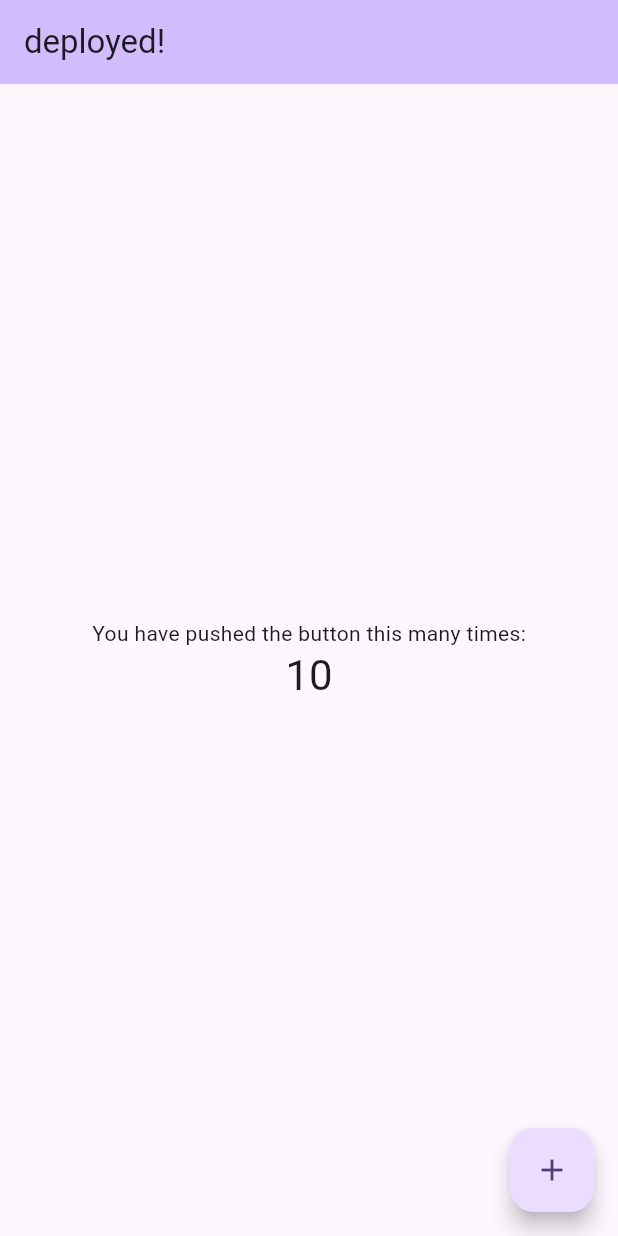
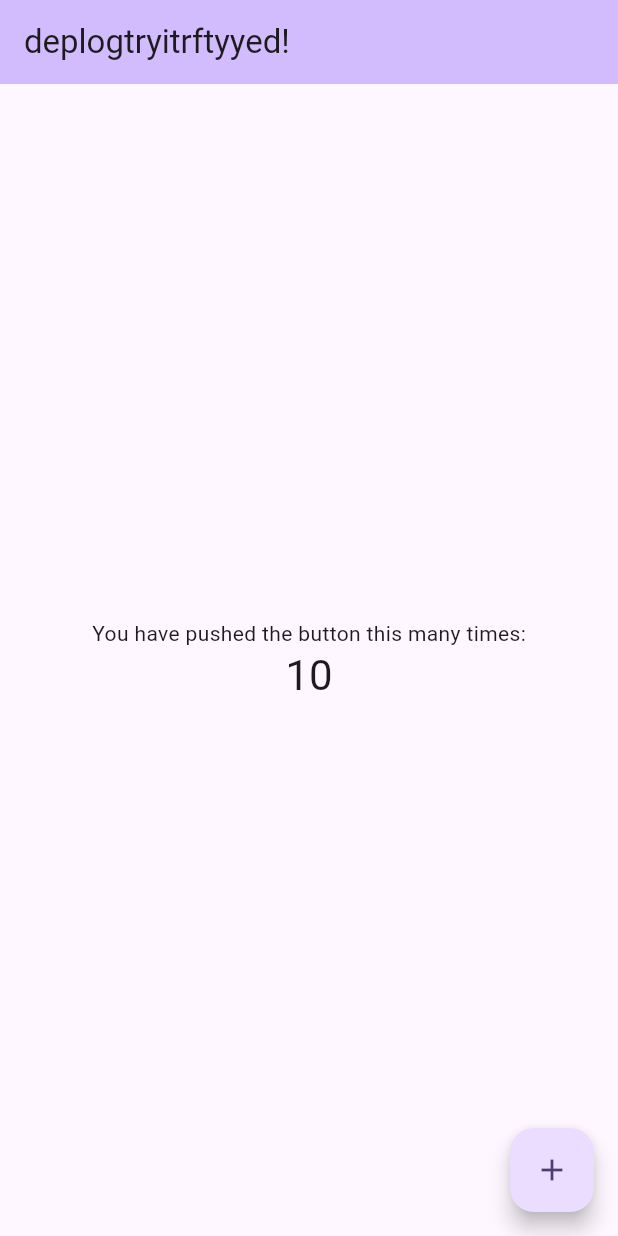
Before and after one commit to NikShein/flutter_aws, a Flutter app: the screen it shows after launch, on a phone screen of 412 x 824 dp. Run offline on Flutter 3.47's test engine with Material 2 defaults, Android fonts, the phone set to English and light mode, and no system bars.

```diff
--- a/lib/main.dart
+++ b/lib/main.dart
@@ -31,7 +31,7 @@ class MyApp extends StatelessWidget {
         colorScheme: ColorScheme.fromSeed(seedColor: Colors.deepPurple),
         useMaterial3: true,
       ),
-      home: const MyHomePage(title: 'deployed!'),
+      home: const MyHomePage(title: 'deplogtryitrftyyed!'),
     );
   }
 }
```
